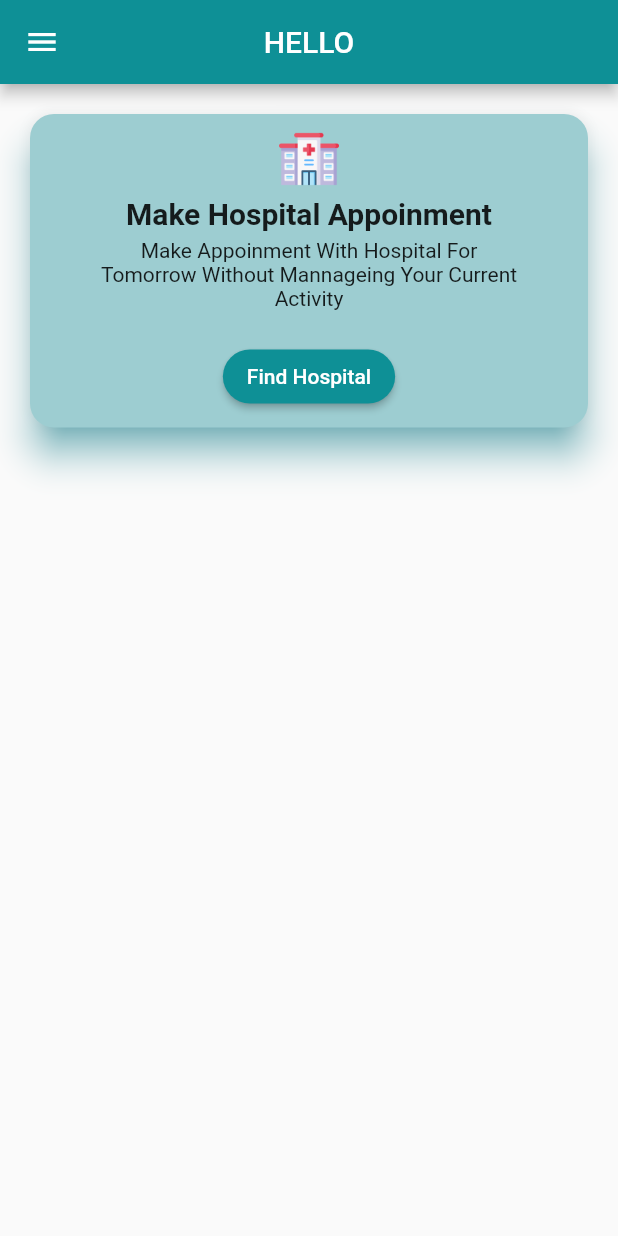
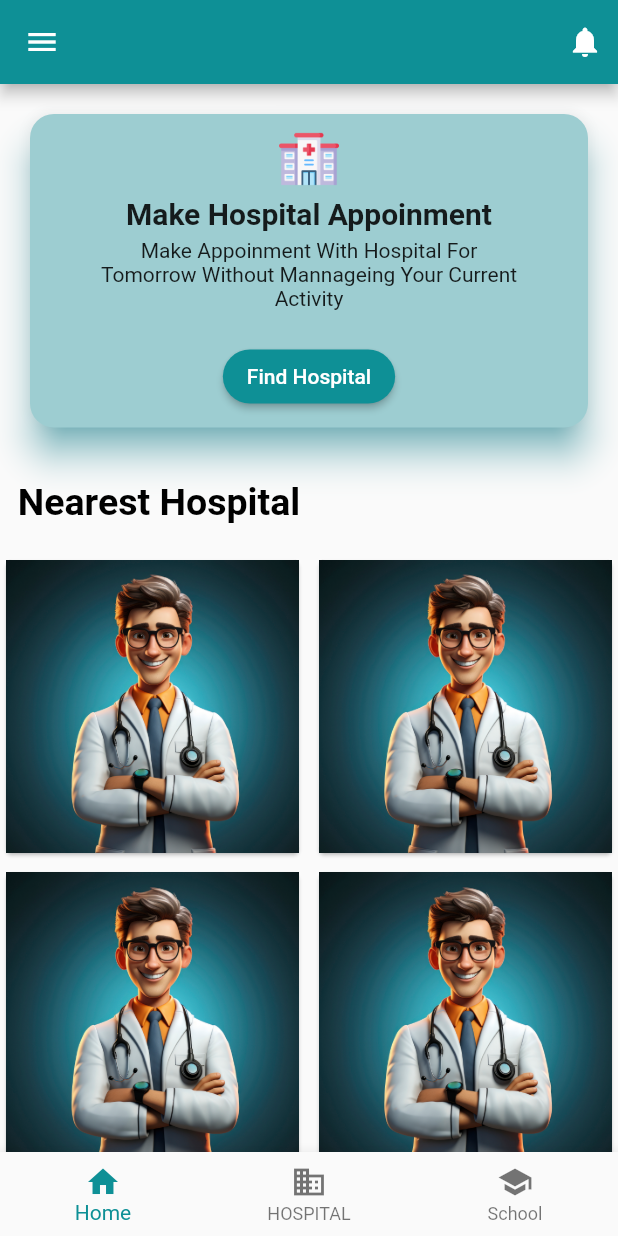
Before and after one commit to shubham21panchal02/Ehealthhub, a Flutter app: the Ufirstpage screen opened directly, on a phone screen of 412 x 824 dp. Run offline on Flutter 3.47's test engine with Material 2 defaults, Android fonts, the phone set to English and light mode, and no system bars; drawn by our look-alikes of flutter_advanced_drawer; our stand-ins replace flutter_onboarding_slider, lottie; network calls fail.

Commit message:
all changes

```diff
--- a/lib/Login.dart
+++ b/lib/Login.dart
@@ -1,3 +1,5 @@
+import 'package:devloperproject1/Register.dart';
+import 'package:devloperproject1/Widgets/Colour.dart';
 import 'package:flutter/cupertino.dart';
 import 'package:flutter/material.dart';
 import 'dart:ui';
@@ -117,22 +119,26 @@ class Loginpage extends StatefulWidget {
                                   ]),
                                 ),
                                 SizedBox(
-                                    height: MediaQuery.of(context).size.height *
-                                        0.03),
-                                SizedBox(
-                                    height: MediaQuery.of(context).size.height *
-                                        0.03),
+                                  height: 5.0,
+                                ),
 
                                 SizedBox(height: 30),
-                                TextButton(onPressed: () {}, child: Text("Login",style: TextStyle(color: Colors.white),),
-                                    style: ButtonStyle(
-                                        shape: MaterialStateProperty.all<RoundedRectangleBorder>(
-                                            RoundedRectangleBorder(
-                                                borderRadius: BorderRadius.circular(18.0),
-                                                side: BorderSide(color: Colors.black)
-                                            )
-                                        )
-                                    )),
+                                ElevatedButton(onPressed: () {}, child: Text("Sign in",style: TextStyle(color: Colors.white,),),
+                                  style: ElevatedButton.styleFrom(primary: ColorConstants.buttonscolor),
+                                    ),
+                                SizedBox(
+                                  height: 10,
+                                ),
+                                Padding(padding: EdgeInsets.only(left: 0,right: 0),
+                                child:
+                                Row(
+                                  children: [ Text("Don't have an account?"),
+                                    TextButton(onPressed: (){
+                                      Navigator.push(context, MaterialPageRoute(builder: (context) => Register(),));
+                                    }, child: Text("Sign up"),
+                                    ),
+                                  ],
+                                ))
                               ]
                             ),
                           ),
--- a/lib/Slider.dart
+++ b/lib/Slider.dart
@@ -14,9 +14,9 @@ class _SliderState extends State<SliderScreen> {
   @override
   Widget build(BuildContext context) {
     return OnBoardingSlider(onFinish: (){
-      Navigator.push(context,MaterialPageRoute(builder: (BuildContext context) =>Register()));
+      Navigator.push(context,MaterialPageRoute(builder: (BuildContext context) =>Loginpage()));
     },
-      finishButtonText: 'Register',
+      finishButtonText: 'Log in',
       finishButtonStyle: FinishButtonStyle(
         backgroundColor: Color(0xFF0e9096),
       ),
@@ -29,15 +29,6 @@ class _SliderState extends State<SliderScreen> {
           fontWeight: FontWeight.w600,
         ),
       ),
-
-      trailing:GestureDetector(child: Text("login",style:
-      TextStyle(
-        fontSize: 16,
-        color: Color(0xFF0e9096),
-        fontWeight: FontWeight.w600,),),
-        onTap:(){
-        Navigator.push(context,MaterialPageRoute(builder: (BuildContext context) =>Loginpage()));} ,),
-
 
       controllerColor: Color(0xFF0e9096),
       totalPage: 3,
--- a/lib/Splash.dart
+++ b/lib/Splash.dart
@@ -1,5 +1,4 @@
 import 'dart:async';
-
 import 'package:devloperproject1/Slider.dart';
 import 'package:flutter/cupertino.dart';
 import 'package:flutter/material.dart';
--- a/lib/User/Firstpage.dart
+++ b/lib/User/Firstpage.dart
@@ -1,5 +1,7 @@
+import 'package:devloperproject1/Widgets/Colour.dart';
 import 'package:flutter/cupertino.dart';
 import 'package:flutter/material.dart';
+import 'package:flutter_advanced_drawer/flutter_advanced_drawer.dart';
 
 class  Ufirstpage extends StatefulWidget {
   @override
@@ -10,20 +12,86 @@ class  Ufirstpage extends StatefulWidget {
 }
 
 class firstpage extends State<Ufirstpage> {
+  final _advancedDrawerController = AdvancedDrawerController();
 
   @override
   Widget build(BuildContext context) {
     // TODO: implement build
-    return Scaffold(appBar: AppBar(title:Text("HELLO"),backgroundColor: Color(0xFF0e9096),centerTitle:true,),
-      drawer: Drawer(
-      child: ListView(
-        children: [
-          DrawerHeader(child:Text("Shubham",)),
-          ListTile(title: Text("Dhruv"),)
-        ],
+    return AdvancedDrawer(
+      backdrop: Container(
+        width: double.infinity,
+        height: double.infinity,
+        decoration: BoxDecoration(
+          gradient: LinearGradient(
+            begin: Alignment.topLeft,
+            end: Alignment.bottomRight,
+            colors: [ColorConstants.drawercolor, Color(0xFF9dcdd1).withOpacity(0.2)],
           ),
         ),
-    body:Column(
+      ),
+      controller: _advancedDrawerController,
+      animationCurve: Curves.easeInOut,
+      animationDuration: const Duration(milliseconds: 300),
+      animateChildDecoration: true,
+      rtlOpening: false,
+      // openScale: 1.0,
+      disabledGestures: false,
+      childDecoration: const BoxDecoration(
+        // NOTICE: Uncomment if you want to add shadow behind the page.
+        // Keep in mind that it may cause animation jerks.
+        // boxShadow: <BoxShadow>[
+        //   BoxShadow(
+        //     color: Colors.black12,
+        //     blurRadius: 0.0,
+        //   ),
+        // ],
+        borderRadius: const BorderRadius.all(Radius.circular(16)),
+      ),
+      child: Scaffold(
+        appBar: AppBar(backgroundColor: ColorConstants.appbarcolor,
+          title: const Text(''),
+          leading: IconButton(
+            onPressed: _handleMenuButtonPressed,
+            icon: ValueListenableBuilder<AdvancedDrawerValue>(
+              valueListenable: _advancedDrawerController,
+              builder: (_, value, __) {
+                return AnimatedSwitcher(
+                  duration: Duration(milliseconds: 250),
+                  child: Icon(
+                    value.visible ? Icons.clear : Icons.menu,
+                    key: ValueKey<bool>(value.visible),
+                  ),
+                );
+              },
+            ),
+          ),
+          actions: [Padding(padding: EdgeInsets.all(10),child:Icon(Icons.notifications),)],
+        ),
+        bottomNavigationBar: BottomNavigationBar(
+      items: const <BottomNavigationBarItem>[
+      BottomNavigationBarItem(
+          icon: Icon(Icons.home),
+      label: 'Home',
+    ),
+    BottomNavigationBarItem(
+    icon: Icon(Icons.business),
+    label: 'HOSPITAL',
+    ),
+    BottomNavigationBarItem(
+    icon: Icon(Icons.school),
+    label: 'School',
+    ),
+    ],
+    selectedItemColor:Color(0xFF0e9096) ,
+
+    ),
+        body:SingleChildScrollView(
+    scrollDirection: Axis.vertical,
+
+    child: Container(
+    alignment: Alignment.topLeft,
+
+    child:  Column(
     children: [
     Center(
     child: Card(margin: EdgeInsets.all(20),
@@ -52,8 +120,105 @@ class firstpage extends State<Ufirstpage> {
     ],
     ),)
     ),
+    ),
+    SizedBox(
+    height: 15,
+    ),
+    Padding(
+    padding: const EdgeInsets.fromLTRB(0, 0, 200, 0),
+    child: Text("Nearest Hospital",style: TextStyle(fontSize: 25,color: Colors.black,fontWeight: FontWeight.bold),),
+    ),
+    SizedBox(
+    height: 20,
+    ),
+    Container(
+    height: 500,
+    child:   GridView.builder(
+    itemCount: 4,
+    gridDelegate: SliverGridDelegateWithFixedCrossAxisCount(
+    crossAxisCount: 2,
+    crossAxisSpacing: 5,
+    mainAxisSpacing: 5),
+    itemBuilder: (BuildContext Context, int index) {
+    return Card(
+
+    child: Column(
+    children: [
+    Image.asset('assets/image/login.jpg'),
+    ],
+    ),
+    );
+    })
     )
     ],
+    )
+    ),
+        ),),
+      drawer: SafeArea(
+        child: Container(
+          child: ListTileTheme(
+            textColor: Colors.white,
+            iconColor: Colors.white,
+            child: Column(
+              mainAxisSize: MainAxisSize.max,
+              children: [
+                Container(
+                  width: 128.0,
+                  height: 128.0,
+                  margin: const EdgeInsets.only(
+                    top: 24.0,
+                    bottom: 64.0,
+                  ),
+                  clipBehavior: Clip.antiAlias,
+                  decoration: BoxDecoration(
+                    color: Colors.black26,
+                    shape: BoxShape.circle,
+                  ),
+                  child: Image.asset(
+                    'assets/images/flutter_logo.png',
+                  ),
+                ),
+                ListTile(
+                  onTap: () {},
+                  leading: Icon(Icons.account_circle_rounded),
+                  title: Text('Profile'),
+                ),
+                ListTile(
+                  onTap: () {},
+                  leading: Icon(Icons.favorite),
+                  title: Text('Favourites'),
+                ),
+                ListTile(
+                  onTap: () {},
+                  leading: Icon(Icons.settings),
+                  title: Text('Settings'),
+                ),
+                ListTile(
+                  onTap: () {},
+                  leading: Icon(Icons.logout),
+                  title: Text('Log out'),
+                ),
+                Spacer(),
+                DefaultTextStyle(
+                  style: TextStyle(
+                    fontSize: 12,
+                    color: Colors.white54,
+                  ),
+                  child: Container(
+                    margin: const EdgeInsets.symmetric(
+                      vertical: 16.0,
+                    ),
+                    child: Text('Terms of Service | Privacy Policy'),
+                  ),
+                ),
+              ],
+            ),),
+        ),
       ));
   }
+  void _handleMenuButtonPressed() {
+    // NOTICE: Manage Advanced Drawer state through the Controller.
+    // _advancedDrawerController.value = AdvancedDrawerValue.visible();
+    _advancedDrawerController.showDrawer();
   }
+}
--- /dev/null
+++ b/lib/Widgets/Colour.dart
@@ -0,0 +1,19 @@
+import 'dart:ui';
+import 'package:flutter/material.dart';
+
+Color hexToColor(String hex) {
+  assert(RegExp(r'^#([0-9a-fA-F]{6})|([0-9a-fA-F]{8})$').hasMatch(hex),
+  'hex color must be #rrggbb or #rrggbbaa');
+
+  return Color(
+    int.parse(hex.substring(1), radix: 16) +
+        (hex.length == 7 ? 0xff000000 : 0x00000000),
+  );
+}
+
+class ColorConstants {
+  static Color drawercolor = hexToColor('#255052');
+  static Color appbarcolor = hexToColor('#0e9096');
+  static Color buttonscolor = hexToColor('#0e9096');
+  static Color secondaryDarkAppColor = Colors.white;
+}
--- a/lib/main.dart
+++ b/lib/main.dart
@@ -8,6 +8,6 @@ import 'Splash.dart';
 void main() {
   runApp(Material(child:MaterialApp(
     debugShowCheckedModeBanner: false,
-    home: Ufirstpage(),
+    home: SplashScreen(),
   )));
 }
--- a/pubspec.yaml
+++ b/pubspec.yaml
@@ -32,6 +32,7 @@ dependencies:
     sdk: flutter
   lottie: ^2.0.0
   flutter_onboarding_slider: ^1.0.11
+  flutter_advanced_drawer: ^1.3.5
 
 
 
```
Also changed, not shown: lib/User/Secondpage.dart (added), lib/User/Thiredpage.dart (added), pubspec.lock. Lines whose indentation alone changed are shown as unchanged.
